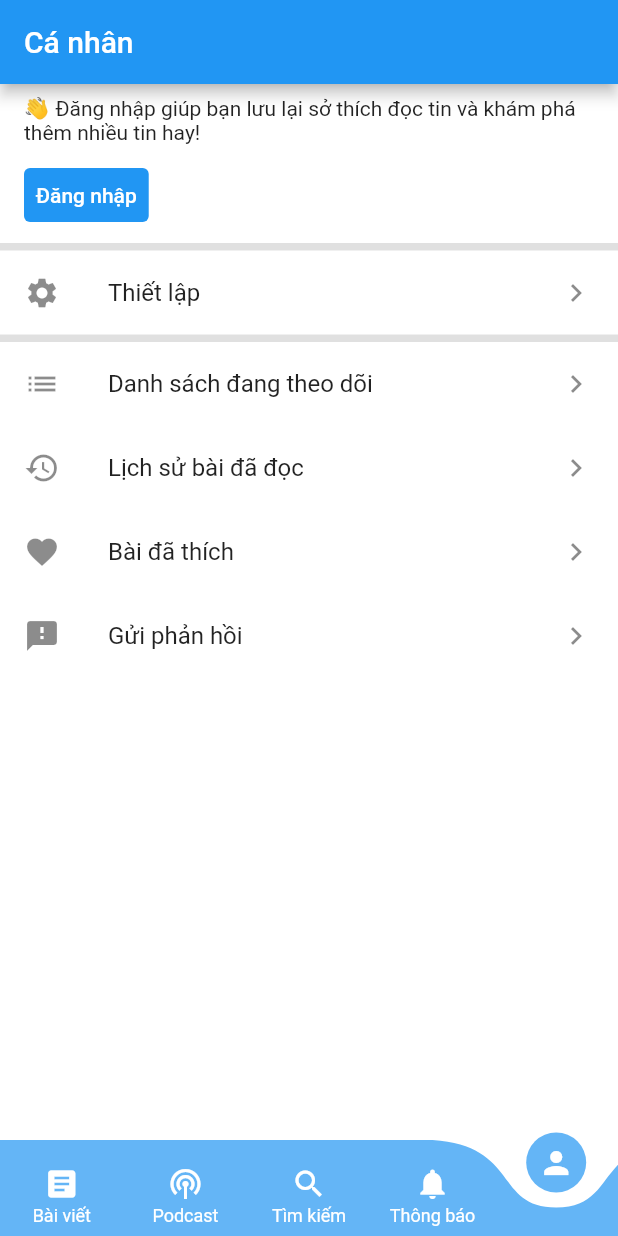
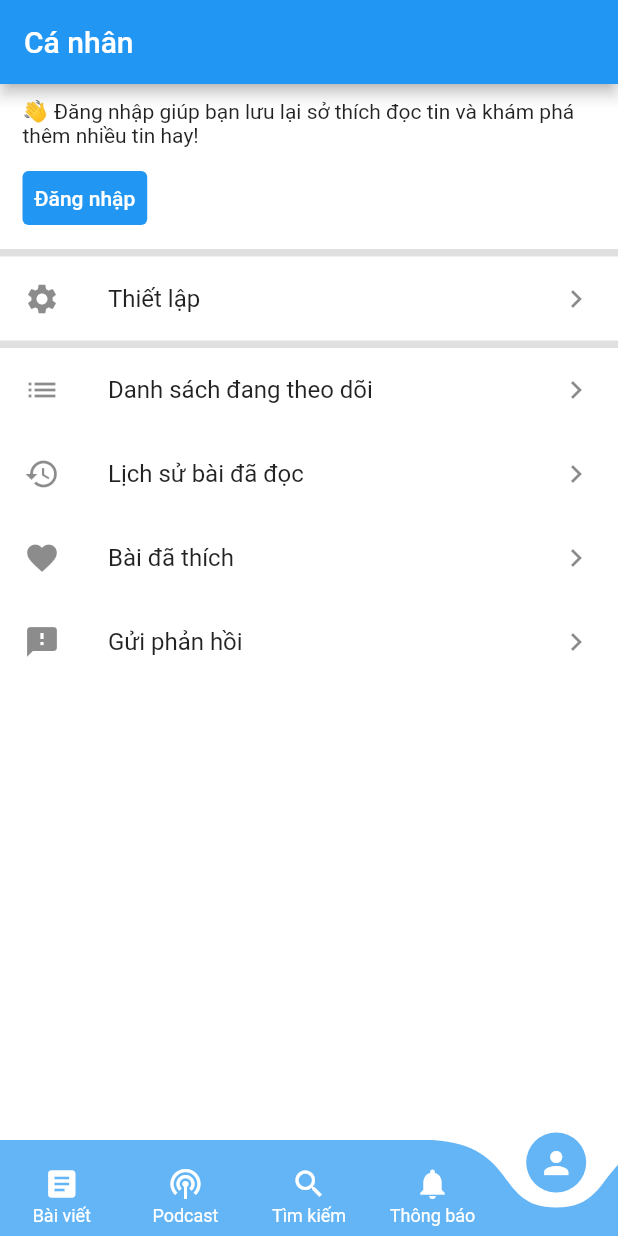
Before and after one commit to thanhtung100397/flutter-blog-post-app, a Flutter app: the screen it shows after launch, swiped to page 5, on a phone screen of 412 x 824 dp. Run offline on Flutter 3.47's test engine with Material 2 defaults, Android fonts, the phone set to English and light mode, and no system bars; drawn by our look-alikes of curved_navigation_bar; generated files the repository leaves out were written again.

Commit message:
Update personal page

```diff
--- a/lib/pages/home/personal/app_personal_page.dart
+++ b/lib/pages/home/personal/app_personal_page.dart
@@ -13,14 +13,14 @@ class _AppPersonalPageState extends State<AppPersonalPage> {
   Widget personalInfoSection() {
     return Container(
       width: double.infinity,
-      padding: const EdgeInsets.symmetric(vertical: 8, horizontal: 16),
+      padding: const EdgeInsets.symmetric(vertical: 10, horizontal: 15),
       color: AppColor.appMainBackground,
       child: Column(
         crossAxisAlignment: CrossAxisAlignment.start,
         children: <Widget>[
           Text(AppLocalizations.of(context)!.sign_in_hint),
           Container(
-              margin: const EdgeInsets.fromLTRB(0, 10, 0, 0),
+              margin: const EdgeInsets.only(top: 10),
               child: TextButton(
                 style: TextButton.styleFrom(
                     primary: Colors.white,
```
